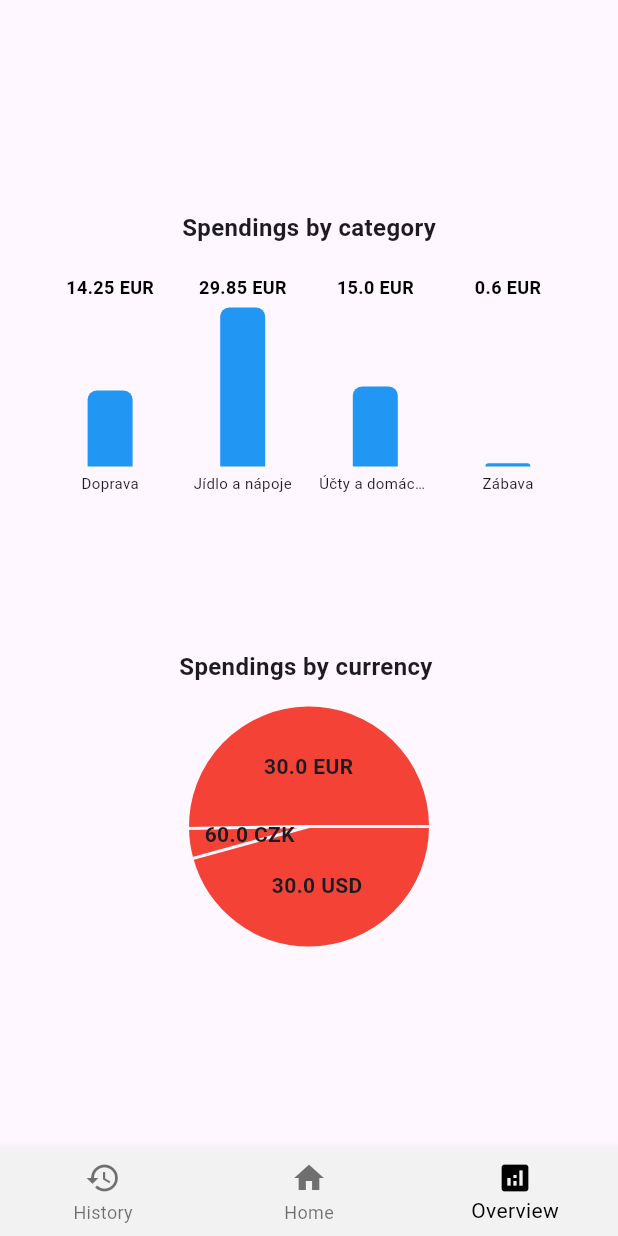
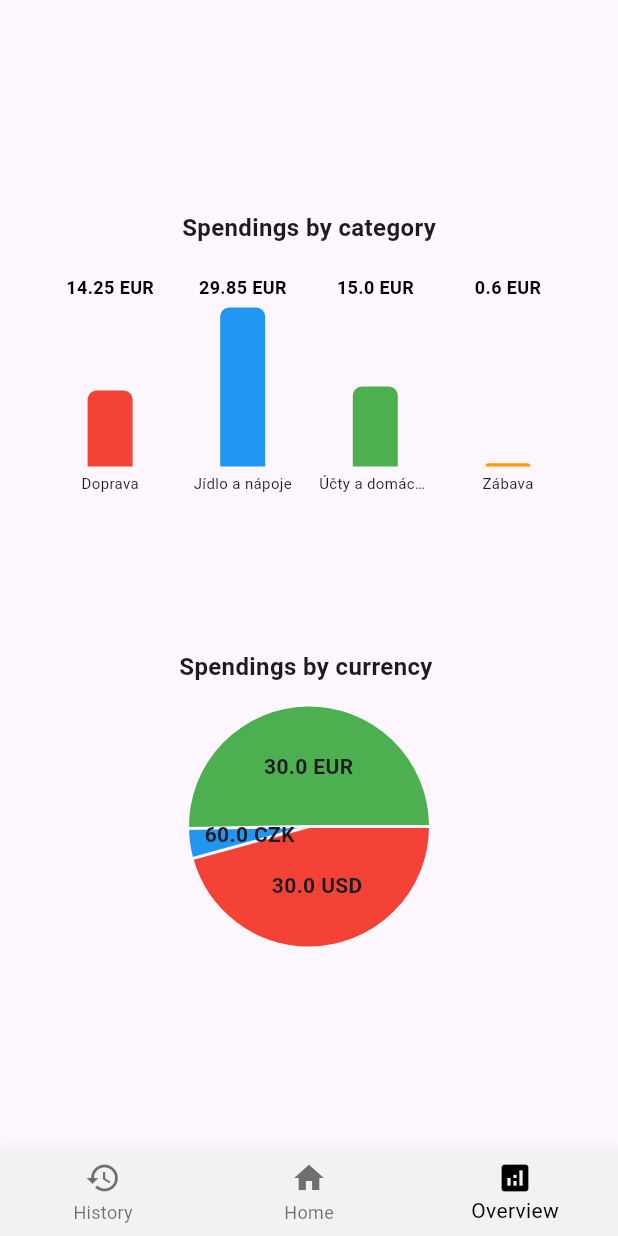
Before and after one commit to drapek9/expense_tracker, a Flutter app: the screen it shows after launch, swiped to page 3, on a phone screen of 412 x 824 dp. Run offline on Flutter 3.47's test engine with Material 3 defaults, Android fonts, the phone set to English and light mode, and no system bars; drawn by our look-alikes of fl_chart; our stand-ins replace scroll_snap_list.

Commit message:
barvy v grafu a fix navyšování indexu dále

```diff
--- a/lib/spending_overview/spending_overview_main.dart
+++ b/lib/spending_overview/spending_overview_main.dart
@@ -70,10 +70,13 @@ class _SpendingOverviewScreenState extends State<SpendingOverviewScreen> {
       ),
   ];
 
+  List graphColors = [Colors.red, Colors.blue, Colors.green, Colors.orange, Colors.purple, Colors.brown, Colors.black];
+
   Map<String, Map> sumExpensesCategory = {};
 
   int xNum = -1;
   Map xNumValue = {};
+  int xNum2 = -1;
 
   @override
   void initState() {
@@ -112,6 +115,9 @@ class _SpendingOverviewScreenState extends State<SpendingOverviewScreen> {
 
   @override
   Widget build(BuildContext context) {
+    xNum = -1;
+    xNum2 = -1;
+    xNumValue = {};
     return SafeArea(
       child: Padding(
         padding: EdgeInsets.symmetric(vertical: 40),
@@ -138,7 +144,7 @@ class _SpendingOverviewScreenState extends State<SpendingOverviewScreen> {
                       barGroups: sumExpensesCategory["category"]!.entries.map((one) {
                         xNum ++;
                         xNumValue[xNum] = one;
-                        return BarChartGroupData(x: xNum, barRods: [BarChartRodData(toY: one.value["prize_value"].toDouble(), color: Colors.blue, width: 30, borderRadius: BorderRadius.only(topLeft: Radius.circular(6), topRight: Radius.circular(6)))]);
+                        return BarChartGroupData(x: xNum, barRods: [BarChartRodData(toY: one.value["prize_value"].toDouble(), color: graphColors[xNum], width: 30, borderRadius: BorderRadius.only(topLeft: Radius.circular(6), topRight: Radius.circular(6)))]);
                       }).toList(),
                       titlesData: FlTitlesData(
                         leftTitles: AxisTitles(
@@ -202,9 +208,10 @@ class _SpendingOverviewScreenState extends State<SpendingOverviewScreen> {
                   PieChartData(
                     centerSpaceRadius: 0,
                     sections: sumExpensesCategory["currency"]!.entries.map((one){
+                      xNum2 ++;
                       return PieChartSectionData(
                         value: one.value["prize_currency_value"].toDouble(),
-                        color: Colors.red,
+                        color: graphColors[xNum2],
                         radius: 80,
                         title: "${one.value["prize_currency"]} ${one.key}",
                         titleStyle: TextStyle(
```
